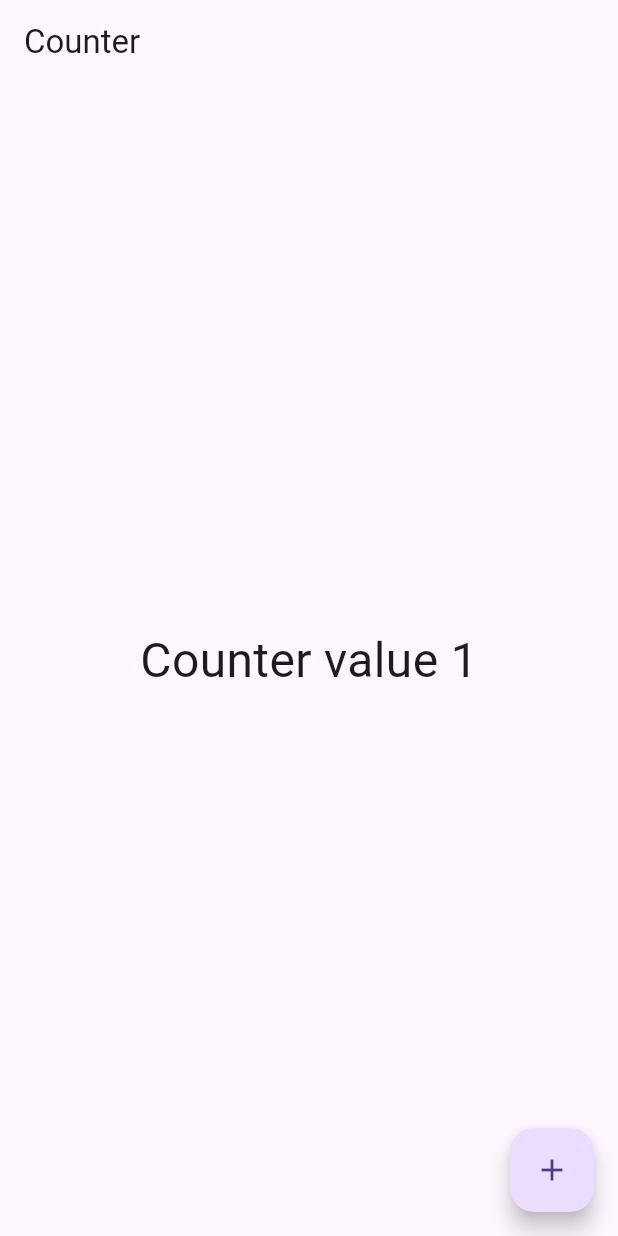
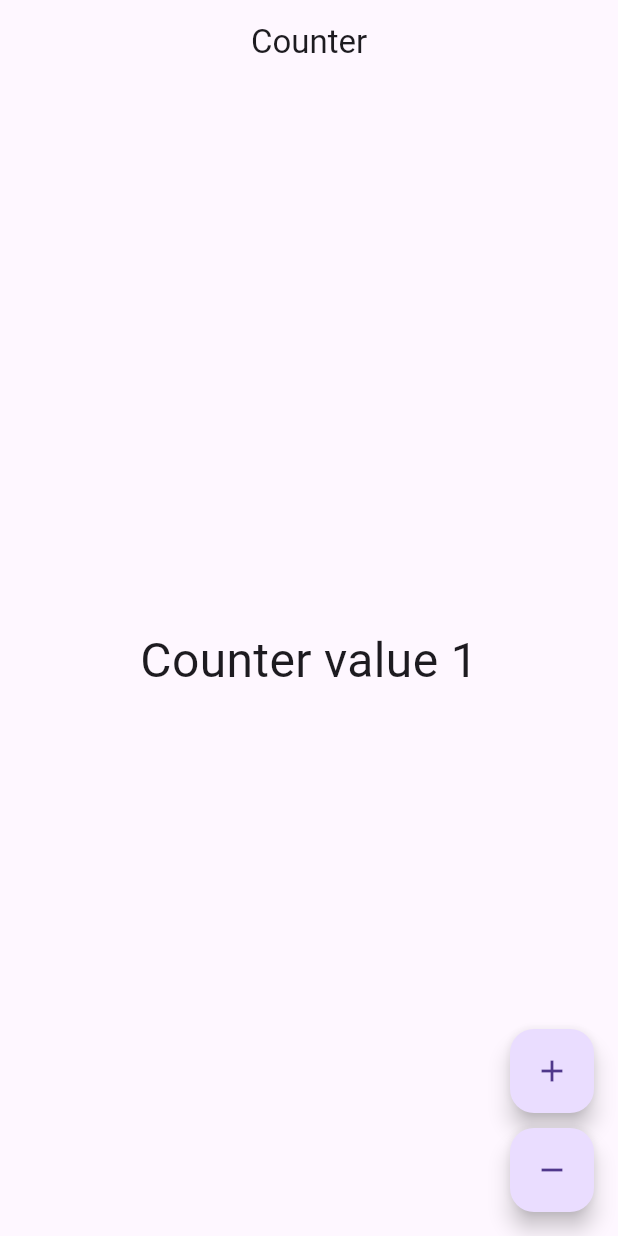
Before and after one commit to LuisHernandez1611681/flutter_contador, a Flutter app: the CounterPage screen opened directly, after a tap on the "add" icon, on a phone screen of 412 x 824 dp. Run offline on Flutter 3.47's test engine with Material 3 defaults, Android fonts, the phone set to English and light mode, and no system bars; our stand-ins replace flutter_riverpod, riverpod.

Commit message:
Se garego la funcionalidad de disminuir el contador

```diff
--- a/lib/features/counter/domain/usecases/update_counter.dart
+++ b/lib/features/counter/domain/usecases/update_counter.dart
@@ -5,7 +5,9 @@ class UpdateCounter {
 
   UpdateCounter(this.repository);
 
-  Future<void> call(int value) async {
-    await repository.updateCounter(value);
+  Future<void> call({int delta = 0}) async {
+    final currentCounter = await repository.getCounter();
+    final newCounterValue = currentCounter.value + delta;
+    await repository.updateCounter(newCounterValue);
   }
 }
--- a/lib/features/counter/presentation/counter_page.dart
+++ b/lib/features/counter/presentation/counter_page.dart
@@ -25,17 +25,31 @@ class CounterPage extends ConsumerWidget {
       ),
 
       // Boton flotante
-      floatingActionButton: FloatingActionButton(
-        onPressed: () async {
-          final currentCounter = await ref.read(counterStateProvider.future);
-          final newCounterValue = currentCounter.value + 1;
+      floatingActionButton: Column(
+        mainAxisAlignment: MainAxisAlignment.end,
+        children: [
+          // Incrementar
+          FloatingActionButton(
+            onPressed: () async {
+              await ref.read(updateCounterProvider).call(delta: 1);
+              ref.invalidate(counterStateProvider);
+            },
+            child: const Icon(Icons.add),
+          ),
 
-          // Cambiamos su valor
-          await ref.read(updateCounterProvider).call(newCounterValue);
-          ref.refresh(counterStateProvider);
-        },
-        child: const Icon(Icons.add),
-      ),
+          const SizedBox(height: 10),
+
+          // Decremento
+          FloatingActionButton(
+            onPressed: () async {
+              await ref.read(updateCounterProvider).call(delta: -1);
+              ref.invalidate(counterStateProvider);
+            },
+            child: const Icon(Icons.remove),
+          )
+
+        ],
+      )
 
     );
   }
--- a/lib/main.dart
+++ b/lib/main.dart
@@ -22,8 +22,11 @@ class MyApp extends StatelessWidget {
       theme: ThemeData(
         primarySwatch: Colors.blue,
         useMaterial3: true,
+        appBarTheme: const AppBarTheme(
+          centerTitle: true
+        )
       ),
-      home: CounterPage()
+      home: const CounterPage()
     );
   }
 }
```
